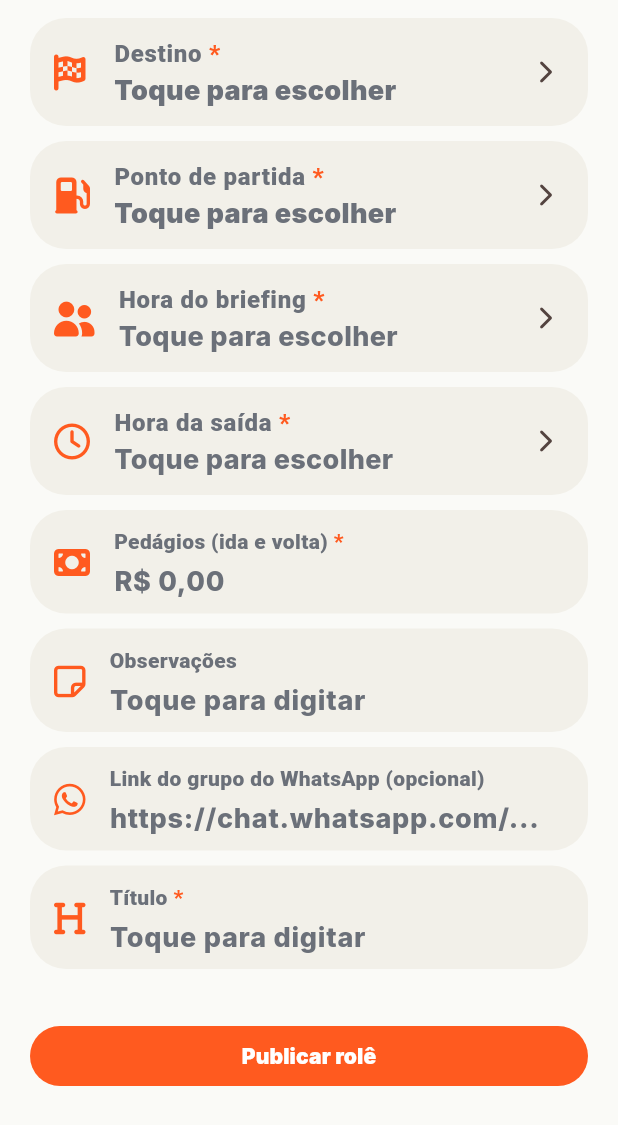
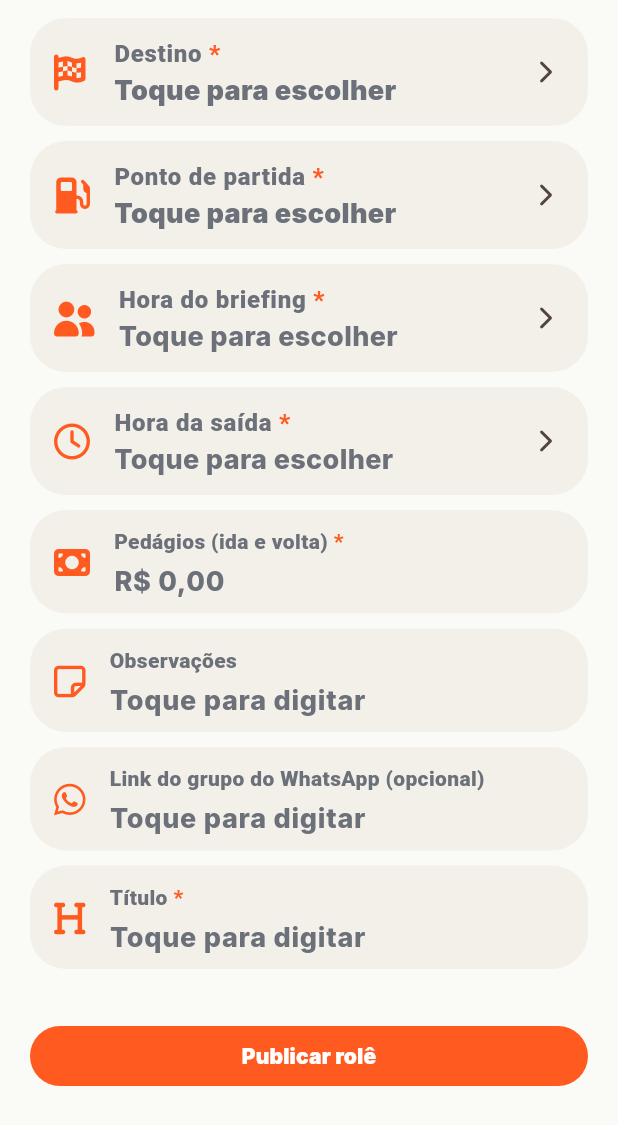
Before and after one commit to marceloamp2/roda_presa_app, a Flutter app: the CreateRideScreen widget shown alone on an empty page, opened directly with empty values, scrolled down 197 dp, on a phone screen of 412 x 824 dp. Shown: the top 1125 px of the screen. Run offline on Flutter 3.47's test engine with Material 3 defaults, Android fonts, the phone set to English and light mode, and no system bars; our stand-ins replace flutter_dotenv, flutter_secure_storage, flutter_svg, font_awesome_flutter, google_fonts, google_sign_in and 1 more; missing offline and left inert: in_app_update; accounts and stored records are empty; network calls fail.

Commit message:
fix: update WhatsApp group link hint text and button style

```diff
--- a/lib/screens/create_ride_screen.dart
+++ b/lib/screens/create_ride_screen.dart
@@ -164,7 +164,7 @@ class _CreateRideScreenState extends State<CreateRideScreen> {
           ),
           _TextInputField(
             label: 'Link do grupo do WhatsApp (opcional)',
-            hintText: 'https://chat.whatsapp.com/...',
+            hintText: 'Toque para digitar',
             icon: FontAwesomeIcons.whatsapp,
             controller: _whatsappGroupLinkController,
             keyboardType: TextInputType.url,
--- a/lib/screens/ride_detail_screen.dart
+++ b/lib/screens/ride_detail_screen.dart
@@ -506,6 +506,7 @@ class _WhatsAppGroupButton extends StatelessWidget {
       width: double.infinity,
       child: FilledButton.icon(
         onPressed: onTap,
+        style: FilledButton.styleFrom(backgroundColor: AppColors.green),
         icon: const FaIcon(FontAwesomeIcons.whatsapp),
         label: const Text('Entrar no grupo do WhatsApp'),
       ),
--- a/pubspec.yaml
+++ b/pubspec.yaml
@@ -16,7 +16,7 @@ publish_to: "none" # Remove this line if you wish to publish to pub.dev
 # https://developer.apple.com/library/archive/documentation/General/Reference/InfoPlistKeyReference/Articles/CoreFoundationKeys.html
 # In Windows, build-name is used as the major, minor, and patch parts
 # of the product and file versions while build-number is used as the build suffix.
-version: 1.0.9+9
+version: 1.0.10+10
 
 environment:
   sdk: ^3.12.2
```
